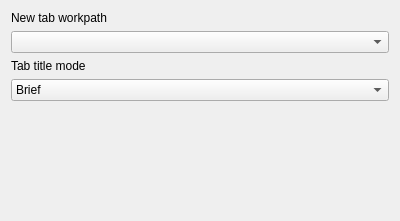
The window that src/globaloptions/globaloptionsgeneralwidget.ui (QQxiaoming/quardCRT) describes before a commit, drawn with Qt 5.
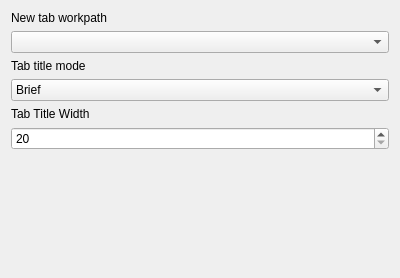
The same window after the commit.

Commit message: src:Add option for custom tab title width in global options

Patch:
```diff
--- a/src/globaloptions/globaloptionsgeneralwidget.ui
+++ b/src/globaloptions/globaloptionsgeneralwidget.ui
@@ -7,7 +7,7 @@
     <x>0</x>
     <y>0</y>
     <width>400</width>
-    <height>221</height>
+    <height>278</height>
    </rect>
   </property>
   <layout class="QVBoxLayout" name="verticalLayout">
@@ -47,6 +47,23 @@
      </item>
     </widget>
    </item>
+   <item>
+    <widget class="QLabel" name="label_2">
+     <property name="text">
+      <string>Tab Title Width</string>
+     </property>
+    </widget>
+   </item>
+   <item>
+    <widget class="QSpinBox" name="spinBoxTabTitleWidth">
+     <property name="minimum">
+      <number>20</number>
+     </property>
+     <property name="maximum">
+      <number>100</number>
+     </property>
+    </widget>
+   </item>
    <item>
     <spacer name="verticalSpacer">
      <property name="orientation">
```
The commit also changes 41 other files.
